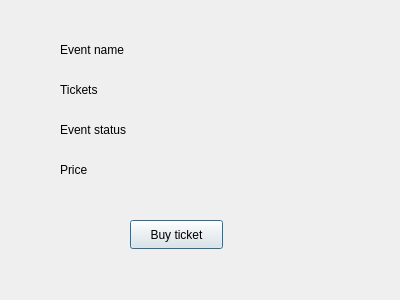
Before: the Qt Designer form OrderTickets/eventdescriptionwindow.ui in N3wm1e/Hustle_Rep, drawn with Qt 5.
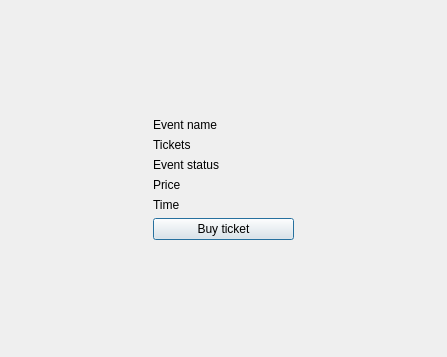
After: the same form once the commit is applied.

What changed in the file:
```diff
--- a/OrderTickets/eventdescriptionwindow.ui
+++ b/OrderTickets/eventdescriptionwindow.ui
@@ -6,130 +6,187 @@
    <rect>
     <x>0</x>
     <y>0</y>
-    <width>400</width>
-    <height>300</height>
+    <width>447</width>
+    <height>357</height>
    </rect>
   </property>
   <property name="windowTitle">
    <string>Dialog</string>
   </property>
-  <widget class="QPushButton" name="BuyTicketButton">
-   <property name="geometry">
-    <rect>
-     <x>130</x>
-     <y>220</y>
-     <width>93</width>
-     <height>29</height>
-    </rect>
-   </property>
-   <property name="text">
-    <string>Buy ticket</string>
-   </property>
-  </widget>
+  <layout class="QGridLayout" name="gridLayout">
+   <item row="1" column="2">
+    <spacer name="horizontalSpacer_2">
+     <property name="orientation">
+      <enum>Qt::Horizontal</enum>
+     </property>
+     <property name="sizeHint" stdset="0">
+      <size>
+       <width>40</width>
+       <height>20</height>
+      </size>
+     </property>
+    </spacer>
+   </item>
+   <item row="1" column="1">
+    <layout class="QFormLayout" name="formLayout">
+     <item row="0" column="0">
   <widget class="QLabel" name="EventName">
-   <property name="geometry">
-    <rect>
-     <x>60</x>
-     <y>40</y>
-     <width>91</width>
-     <height>20</height>
-    </rect>
-   </property>
    <property name="text">
     <string>Event name</string>
    </property>
   </widget>
+     </item>
+     <item row="1" column="0">
   <widget class="QLabel" name="Tickets">
-   <property name="geometry">
-    <rect>
-     <x>60</x>
-     <y>80</y>
-     <width>63</width>
-     <height>20</height>
-    </rect>
-   </property>
    <property name="text">
     <string>Tickets</string>
    </property>
   </widget>
+     </item>
+     <item row="1" column="1">
+      <widget class="QLabel" name="labelForTicketsCount">
+       <property name="sizePolicy">
+        <sizepolicy hsizetype="Expanding" vsizetype="Preferred">
+         <horstretch>0</horstretch>
+         <verstretch>0</verstretch>
+        </sizepolicy>
+       </property>
+       <property name="text">
+        <string/>
+       </property>
+       <property name="alignment">
+        <set>Qt::AlignRight|Qt::AlignTrailing|Qt::AlignVCenter</set>
+       </property>
+      </widget>
+     </item>
+     <item row="2" column="0">
   <widget class="QLabel" name="isFinishedStatus">
-   <property name="geometry">
-    <rect>
-     <x>60</x>
-     <y>120</y>
-     <width>81</width>
-     <height>20</height>
-    </rect>
-   </property>
    <property name="text">
     <string>Event status</string>
    </property>
   </widget>
-  <widget class="QLabel" name="labelForEventName">
-   <property name="geometry">
-    <rect>
-     <x>210</x>
-     <y>40</y>
-     <width>171</width>
-     <height>31</height>
-    </rect>
-   </property>
-   <property name="text">
-    <string/>
-   </property>
-  </widget>
-  <widget class="QLabel" name="labelForTicketsCount">
-   <property name="geometry">
-    <rect>
-     <x>210</x>
-     <y>80</y>
-     <width>141</width>
-     <height>20</height>
-    </rect>
-   </property>
-   <property name="text">
-    <string/>
-   </property>
-  </widget>
+     </item>
+     <item row="2" column="1">
   <widget class="QLabel" name="labelForStatus">
-   <property name="geometry">
-    <rect>
-     <x>210</x>
-     <y>120</y>
-     <width>131</width>
-     <height>20</height>
-    </rect>
+       <property name="sizePolicy">
+        <sizepolicy hsizetype="Expanding" vsizetype="Preferred">
+         <horstretch>0</horstretch>
+         <verstretch>0</verstretch>
+        </sizepolicy>
    </property>
    <property name="text">
     <string/>
    </property>
-  </widget>
+       <property name="alignment">
+        <set>Qt::AlignRight|Qt::AlignTrailing|Qt::AlignVCenter</set>
+       </property>
+      </widget>
+     </item>
+     <item row="3" column="0">
   <widget class="QLabel" name="TicketPrice">
-   <property name="geometry">
-    <rect>
-     <x>60</x>
-     <y>160</y>
-     <width>63</width>
-     <height>20</height>
-    </rect>
-   </property>
    <property name="text">
     <string>Price</string>
    </property>
   </widget>
+     </item>
+     <item row="0" column="1">
+      <widget class="QLabel" name="labelForEventName">
+       <property name="sizePolicy">
+        <sizepolicy hsizetype="Expanding" vsizetype="Preferred">
+         <horstretch>0</horstretch>
+         <verstretch>0</verstretch>
+        </sizepolicy>
+       </property>
+       <property name="text">
+        <string/>
+       </property>
+       <property name="alignment">
+        <set>Qt::AlignRight|Qt::AlignTrailing|Qt::AlignVCenter</set>
+       </property>
+      </widget>
+     </item>
+     <item row="3" column="1">
   <widget class="QLabel" name="labelForTicketPrice">
-   <property name="geometry">
-    <rect>
-     <x>210</x>
-     <y>160</y>
-     <width>63</width>
+       <property name="sizePolicy">
+        <sizepolicy hsizetype="Expanding" vsizetype="Preferred">
+         <horstretch>0</horstretch>
+         <verstretch>0</verstretch>
+        </sizepolicy>
+       </property>
+       <property name="text">
+        <string/>
+       </property>
+       <property name="alignment">
+        <set>Qt::AlignRight|Qt::AlignTrailing|Qt::AlignVCenter</set>
+       </property>
+      </widget>
+     </item>
+     <item row="4" column="0">
+      <widget class="QLabel" name="EventTime">
+       <property name="text">
+        <string>Time</string>
+       </property>
+      </widget>
+     </item>
+     <item row="4" column="1">
+      <widget class="QLabel" name="labelForTime">
+       <property name="text">
+        <string/>
+       </property>
+       <property name="alignment">
+        <set>Qt::AlignRight|Qt::AlignTrailing|Qt::AlignVCenter</set>
+       </property>
+      </widget>
+     </item>
+    </layout>
+   </item>
+   <item row="2" column="1">
+    <widget class="QPushButton" name="BuyTicketButton">
+     <property name="text">
+      <string>Buy ticket</string>
+     </property>
+    </widget>
+   </item>
+   <item row="3" column="1">
+    <spacer name="verticalSpacer">
+     <property name="orientation">
+      <enum>Qt::Vertical</enum>
+     </property>
+     <property name="sizeHint" stdset="0">
+      <size>
+       <width>20</width>
+       <height>40</height>
+      </size>
+     </property>
+    </spacer>
+   </item>
+   <item row="1" column="0">
+    <spacer name="horizontalSpacer">
+     <property name="orientation">
+      <enum>Qt::Horizontal</enum>
+     </property>
+     <property name="sizeHint" stdset="0">
+      <size>
+       <width>40</width>
      <height>20</height>
-    </rect>
-   </property>
-   <property name="text">
-    <string/>
-   </property>
-  </widget>
+      </size>
+     </property>
+    </spacer>
+   </item>
+   <item row="0" column="1">
+    <spacer name="verticalSpacer_2">
+     <property name="orientation">
+      <enum>Qt::Vertical</enum>
+     </property>
+     <property name="sizeHint" stdset="0">
+      <size>
+       <width>20</width>
+       <height>40</height>
+      </size>
+     </property>
+    </spacer>
+   </item>
+  </layout>
  </widget>
  <resources/>
  <connections/>
```
Lines whose indentation alone changed are shown as unchanged.
